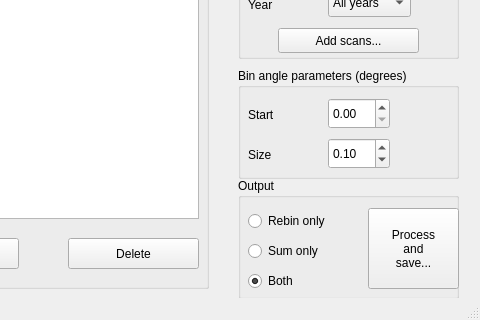
Above: rebin/mythen.ui from DiamondLightSource/dataproc-hrpd before the change; both pictures show x 142 to 622 and y 102 to 422 of the 622 by 422 pixel window. Below: the same form after it.
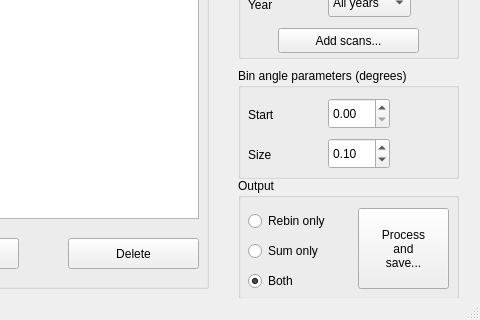
That is the form after the change. Custom widgets are drawn as their Qt base class.

```diff
--- a/rebin/mythen.ui
+++ b/rebin/mythen.ui
@@ -305,7 +305,7 @@
     <widget class="QPushButton" name="process">
      <property name="geometry">
       <rect>
-       <x>130</x>
+       <x>120</x>
        <y>30</y>
        <width>91</width>
        <height>81</height>
```
